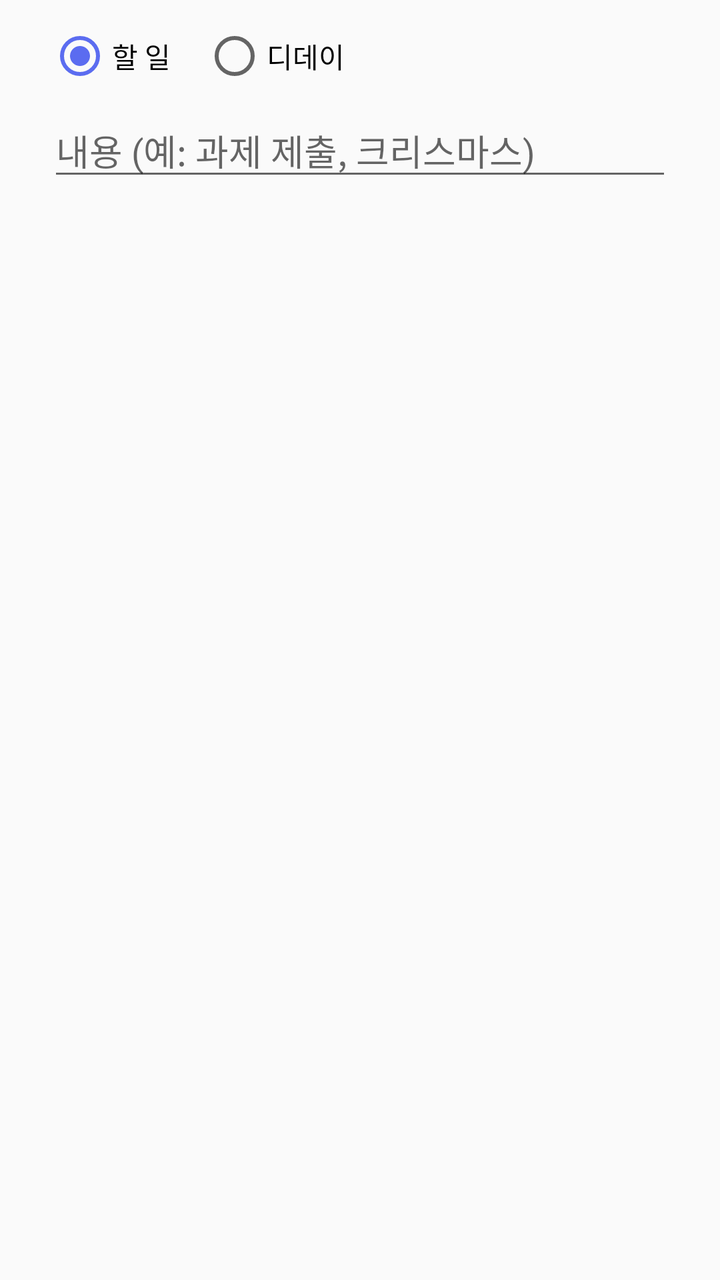
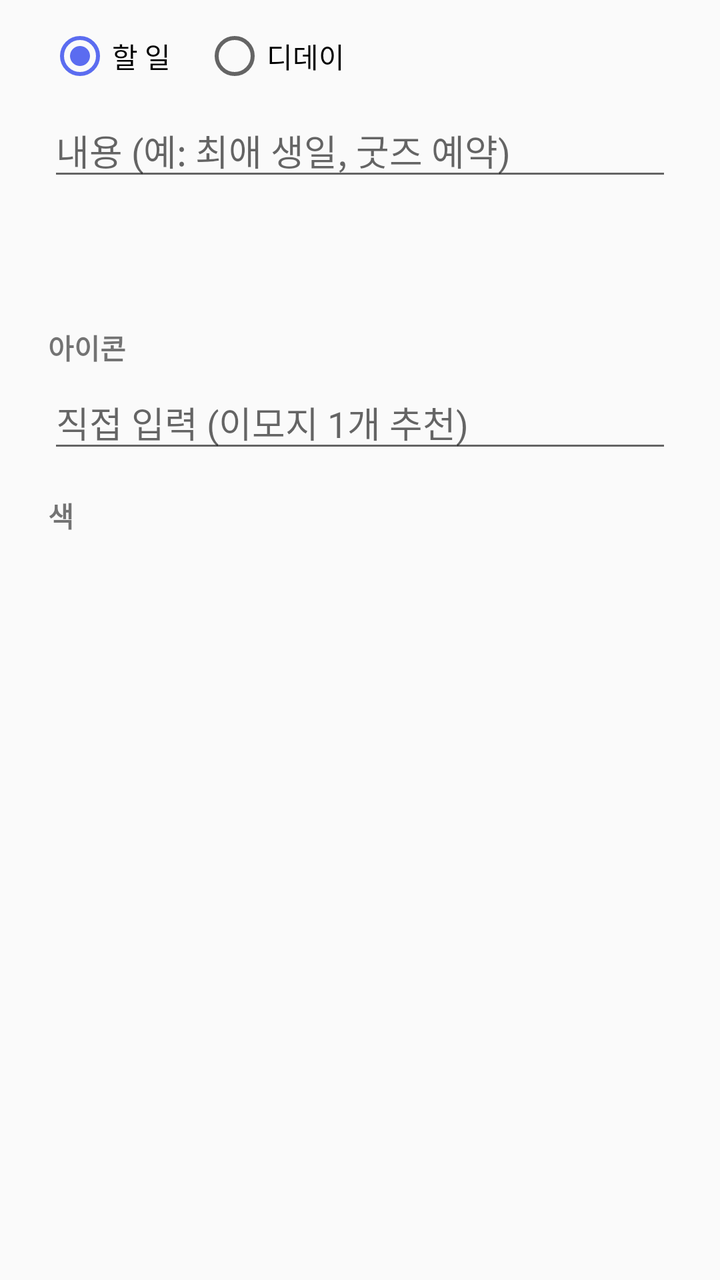

An Android layout rendered at two revisions. The XML below is the earlier revision; the diff shows what the commit changed to produce the second picture.
<!-- AndroidManifest.xml: application theme AppTheme -->
<!-- res/layout/dialog_item.xml -->
<LinearLayout xmlns:android="http://schemas.android.com/apk/res/android"
    android:layout_width="match_parent"
    android:layout_height="wrap_content"
    android:orientation="vertical"
    android:paddingStart="24dp"
    android:paddingEnd="24dp"
    android:paddingTop="12dp">

    <RadioGroup
        android:id="@+id/type_group"
        android:layout_width="match_parent"
        android:layout_height="wrap_content"
        android:orientation="horizontal">
        <RadioButton
            android:id="@+id/type_todo"
            android:layout_width="wrap_content"
            android:layout_height="wrap_content"
            android:checked="true"
            android:text="할 일" />
        <RadioButton
            android:id="@+id/type_dday"
            android:layout_width="wrap_content"
            android:layout_height="wrap_content"
            android:layout_marginStart="16dp"
            android:text="디데이" />
    </RadioGroup>

    <EditText
        android:id="@+id/input_title"
        android:layout_width="match_parent"
        android:layout_height="wrap_content"
        android:layout_marginTop="8dp"
        android:hint="내용 (예: 과제 제출, 크리스마스)"
        android:inputType="text"
        android:maxLines="1" />

    <Button
        android:id="@+id/input_date"
        style="?android:attr/borderlessButtonStyle"
        android:layout_width="match_parent"
        android:layout_height="wrap_content"
        android:layout_marginTop="4dp"
        android:gravity="start|center_vertical"
        android:textSize="16sp" />
</LinearLayout>
<!-- resources referenced by this layout -->
<resources>
  <style name="AppTheme" parent="android:Theme.Material.Light.DarkActionBar">
          <item name="android:colorPrimary">@color/accent</item>
          <item name="android:colorPrimaryDark">@color/accent_dark</item>
          <item name="android:colorAccent">@color/accent</item>
      </style>
  <color name="accent">#5B6CF0</color>
  <color name="accent_dark">#3F4CC0</color>
</resources>

<!-- the commit's change to res/layout/dialog_item.xml (unified diff, before → after) -->
@@ -1,4 +1,7 @@
-<LinearLayout xmlns:android="http://schemas.android.com/apk/res/android"
+<ScrollView xmlns:android="http://schemas.android.com/apk/res/android"
+    android:layout_width="match_parent"
+    android:layout_height="wrap_content">
+<LinearLayout
     android:layout_width="match_parent"
     android:layout_height="wrap_content"
     android:orientation="vertical"
@@ -30,7 +33,7 @@
         android:layout_width="match_parent"
         android:layout_height="wrap_content"
         android:layout_marginTop="8dp"
-        android:hint="내용 (예: 과제 제출, 크리스마스)"
+        android:hint="내용 (예: 최애 생일, 굿즈 예약)"
         android:inputType="text"
         android:maxLines="1" />
 
@@ -42,4 +45,44 @@
         android:layout_marginTop="4dp"
         android:gravity="start|center_vertical"
         android:textSize="16sp" />
+
+    <CheckBox
+        android:id="@+id/input_yearly"
+        android:layout_width="wrap_content"
+        android:layout_height="wrap_content"
+        android:text="매년 반복 (생일·기념일)"
+        android:visibility="gone" />
+
+    <TextView style="@style/SectionLabel" android:text="아이콘" />
+    <HorizontalScrollView
+        android:layout_width="match_parent"
+        android:layout_height="wrap_content"
+        android:scrollbars="none">
+        <LinearLayout
+            android:id="@+id/emoji_row"
+            android:layout_width="wrap_content"
+            android:layout_height="wrap_content"
+            android:orientation="horizontal" />
+    </HorizontalScrollView>
+    <EditText
+        android:id="@+id/input_emoji"
+        android:layout_width="match_parent"
+        android:layout_height="wrap_content"
+        android:hint="직접 입력 (이모지 1개 추천)"
+        android:inputType="text"
+        android:maxLength="8"
+        android:maxLines="1" />
+
+    <TextView style="@style/SectionLabel" android:text="색" />
+    <HorizontalScrollView
+        android:layout_width="match_parent"
+        android:layout_height="wrap_content"
+        android:scrollbars="none">
+        <LinearLayout
+            android:id="@+id/color_row"
+            android:layout_width="wrap_content"
+            android:layout_height="wrap_content"
+            android:orientation="horizontal" />
+    </HorizontalScrollView>
 </LinearLayout>
+</ScrollView>
<!-- resource entries referenced after the edit -->
@@ -1,5 +1,13 @@
 <!-- resources referenced by this layout -->
 <resources>
+  <style name="SectionLabel">
+          <item name="android:layout_width">match_parent</item>
+          <item name="android:layout_height">wrap_content</item>
+          <item name="android:layout_marginTop">16dp</item>
+          <item name="android:layout_marginBottom">4dp</item>
+          <item name="android:textSize">14sp</item>
+          <item name="android:textStyle">bold</item>
+      </style>
   <style name="AppTheme" parent="android:Theme.Material.Light.DarkActionBar">
           <item name="android:colorPrimary">@color/accent</item>
           <item name="android:colorPrimaryDark">@color/accent_dark</item>
